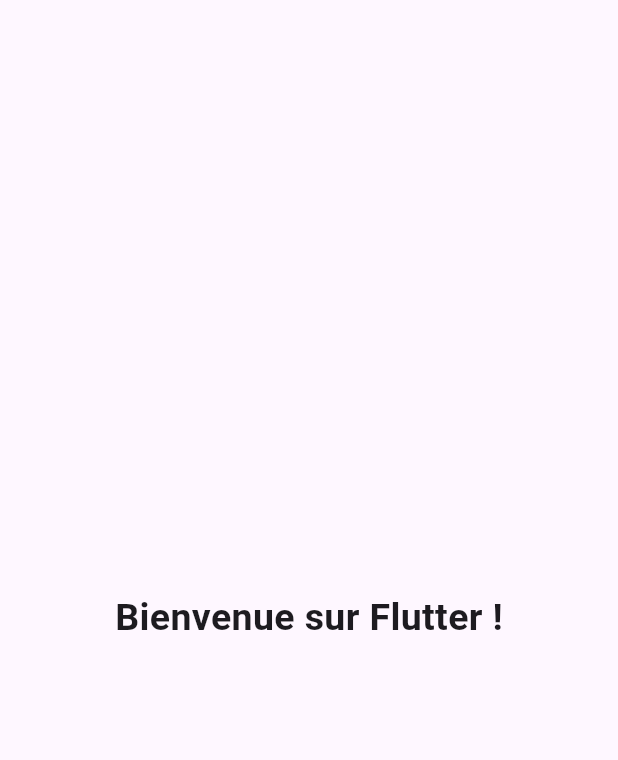
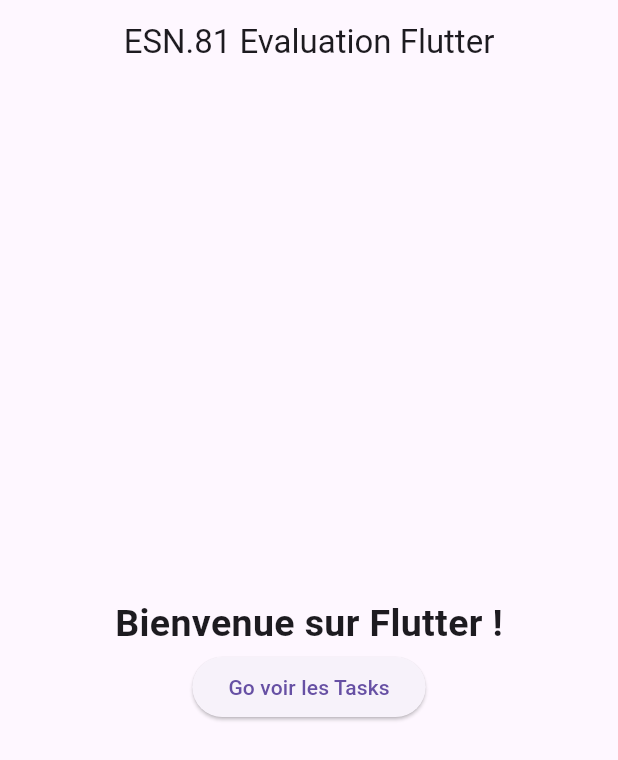
Before and after one commit to LucPASCUAL/flutter-eval, a Flutter app: the screen it shows after launch, on a phone screen of 412 x 824 dp. Shown: the top 760 px of the screen. Run offline on Flutter 3.47's test engine with Material 3 defaults, Android fonts, the phone set to English and light mode, and no system bars; our stand-ins replace flutter_slidable.

Commit message:
feat: add task management

```diff
--- a/lib/main.dart
+++ b/lib/main.dart
@@ -1,5 +1,6 @@
 import 'package:flutter/material.dart';
 import 'package:todo/presentation/screens/home_screen.dart';
+import 'package:todo/presentation/screens/task_screen.dart';
 
 void main() {
   runApp(const MyApp());
@@ -11,9 +12,12 @@
   @override
   Widget build(BuildContext context) {
     return MaterialApp(
-      debugShowCheckedModeBanner: false,
-      title: 'ESN.81 évaluation Flutter',
-      home: HomeScreen(),
+      title: "ESN.81 Flutter Evaluation",
+      initialRoute: '/',
+      routes: {
+        '/': (context) => const HomeScreen(),
+        '/tasks': (context) => const TaskScreen(),
+      },
     );
   }
 }
--- a/lib/presentation/screens/home_screen.dart
+++ b/lib/presentation/screens/home_screen.dart
@@ -7,10 +7,25 @@
   @override
   Widget build(BuildContext context) {
     return Scaffold(
+      appBar: AppBar(
+        title: const Text("ESN.81 Evaluation Flutter"),
+        centerTitle: true,
+      ),
       body: Center(
-        child: Text(
-          "Bienvenue sur Flutter !",
-          style: StyleUtil.getMainTextStyle(),
+        child: Column(
+          mainAxisAlignment: MainAxisAlignment.center,
+          children: [
+            Text(
+              "Bienvenue sur Flutter !",
+              style: StyleUtil.getMainTextStyle(),
+            ),
+            ElevatedButton(
+              onPressed: () {
+                Navigator.pushNamed(context, '/tasks');
+              },
+              child: const Text("Go voir les Tasks"),
+            ),
+          ],
         ),
       ),
     );
--- a/pubspec.yaml
+++ b/pubspec.yaml
@@ -34,6 +34,7 @@
   # The following adds the Cupertino Icons font to your application.
   # Use with the CupertinoIcons class for iOS style icons.
   cupertino_icons: ^1.0.8
+  flutter_slidable: ^4.0.0
 
 dev_dependencies:
   flutter_test:
```
Also changed, not shown: lib/domain/models/Task.dart (added, +10 -0 lines), lib/presentation/common/list_view_example.dart (deleted, +0 -32 lines), lib/presentation/screens/task_screen.dart (added, +112 -0 lines), lib/presentation/widgets/task_widget.dart (added, +47 -0 lines), pubspec.lock, 2 other files.
